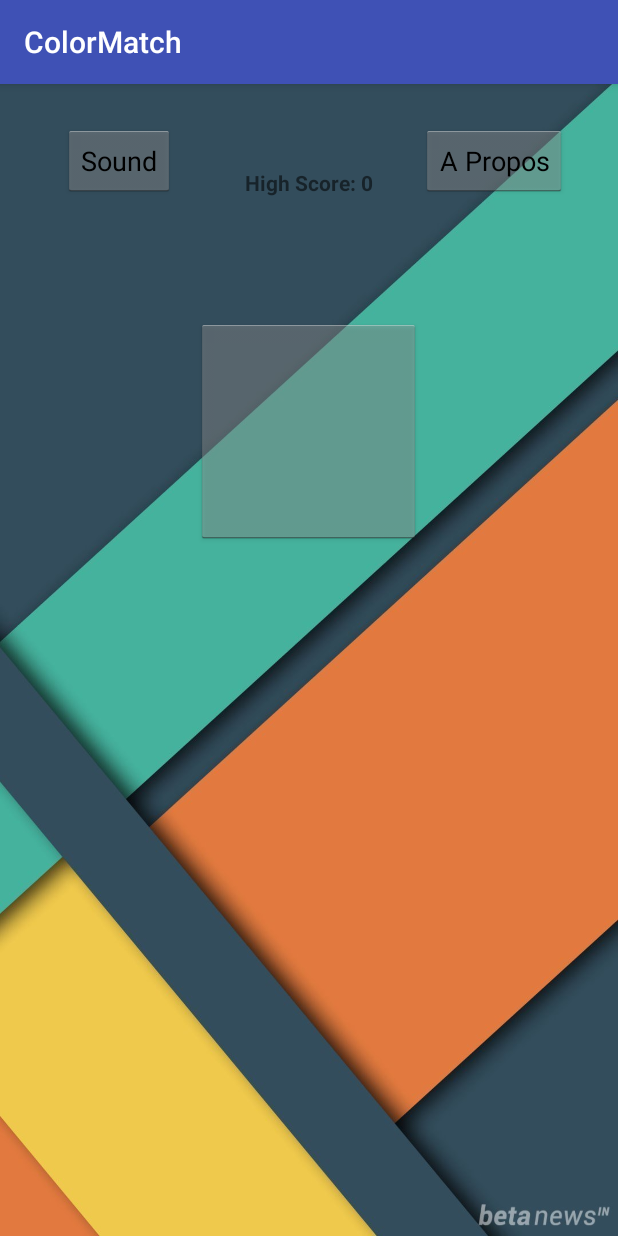
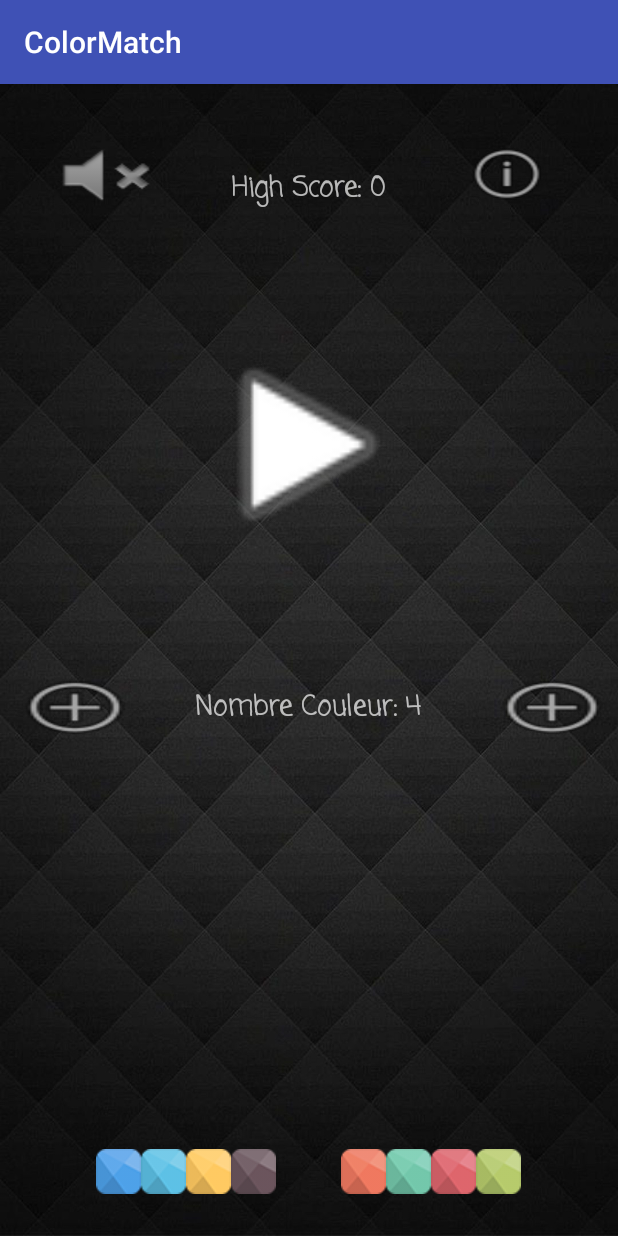
Before and after one commit to Juniior77/ColorMatch, an Android app: the screen it shows after launch (MainActivity), on a phone screen of 412 x 824 dp. Run offline under Robolectric (Android 15) with nearby library versions, the phone set to English and light mode, and no system bars.

Commit message:
Amélioration
Design en cours, possibilité de choisir le nombre de couleur au
lancement de la partie

```diff
--- a/app/src/main/java/pariseight/colormatch/ColorMatchActivity.java
+++ b/app/src/main/java/pariseight/colormatch/ColorMatchActivity.java
@@ -13,6 +13,7 @@ public class ColorMatchActivity extends Activity {
 
     public boolean sound = true;
     public boolean oldGame = false;
+    public int nbCouleur = 4;
     Button ButtonTest;
 
     private ColorMatchView mColorMatchView;
@@ -23,12 +24,13 @@ public class ColorMatchActivity extends Activity {
         super.onCreate(savedInstanceState);
         setContentView(R.layout.color_match);
         sound = getIntent().getExtras().getBoolean(String.valueOf(R.string.ACTIVE_SOUND));
+        nbCouleur = getIntent().getExtras().getInt(String.valueOf(R.string.NB_COULEUR));
         oldGame = getIntent().getExtras().getBoolean(String.valueOf(R.string.ACTIVE_OLD_GAME));
 
 
         mColorMatchView = (ColorMatchView)findViewById(R.id.ColorMarchView);
         mColorMatchView.setVisibility(View.VISIBLE);
-        mColorMatchView.init(sound, oldGame);
+        mColorMatchView.init(sound, oldGame, nbCouleur);
 
 
         ButtonTest = (Button)findViewById(R.id.buttonTest);
--- a/app/src/main/java/pariseight/colormatch/ColorMatchView.java
+++ b/app/src/main/java/pariseight/colormatch/ColorMatchView.java
@@ -82,6 +82,7 @@ public class ColorMatchView extends SurfaceView implements SurfaceHolder.Callbac
     private int score = 0;
     public long tempsRestant = 30000;
     public boolean repereOldGame;          //Boolean pour reperer si on doit charger une carte sauvegarder ou une nouvelle
+    public int nombreDeCouleur;
 
     //Declaration du mediaPlayer pour gérer les son du jeux
     private MediaPlayer mMediaPlayer = new MediaPlayer();
@@ -200,22 +201,22 @@ public class ColorMatchView extends SurfaceView implements SurfaceHolder.Callbac
     }
 
     //Generation du nombre des couleurs
-    private void loadRandCol() {
-        int nbCouleur = 8, nbColMin = 10, nbColMax = 120;
+    private void loadRandCol(int leNbCouleur) {
+        int nbCouleur = leNbCouleur, nbColMin = 10, nbColMax = 120;
         Random rand = new Random();
 
-        tabCol.add(0, 136);//20);
+        tabCol.add(0, 20);
         //Log.i("-> FCT <-", "tabCol0: NbCol: " + tabCol.get(0));
-        for (int i = 1; i < 8; i++) {
-        //    int colRand = nbColMin + rand.nextInt(20 - nbColMin);
-        //    if ((colRand % 2) != 0) {
-        //        colRand += 1;
-        //    }
-            tabCol.add(i, 0);//colRand);
-        //    nbColMax -= colRand;
+        for (int i = 1; i < nbCouleur; i++) {
+            int colRand = nbColMin + rand.nextInt(20 - nbColMin);
+            if ((colRand % 2) != 0) {
+                colRand += 1;
+            }
+            tabCol.add(i, colRand);
+            nbColMax -= colRand;
             //Log.i("-> FCT <-", "tabCol[i]: " + i + " nbColMax: " + tabCol.get(i));
         }
-        tabCol.add(8, 4);//nbColMax);
+        tabCol.add(nbCouleur, nbColMax);
         //Log.i("-> FCT <-", "tabCol8: nbColMax: " + tabCol.get(8));
         loadCarte();
     }
@@ -239,14 +240,16 @@ public class ColorMatchView extends SurfaceView implements SurfaceHolder.Callbac
         }
     }
 
-    public void init(boolean soundAct, boolean oldGame)
+    public void init(boolean soundAct, boolean oldGame, int nbCouleur)
     {
         sound = soundAct;
         repereOldGame = oldGame;
+        nombreDeCouleur = nbCouleur;
+
     }
 
     // initialisation du jeu
-    public void startGame(boolean soundAct, boolean oldGame) {
+    public void startGame() {
 
         paint = new Paint();
         paint.setColor(0xff0000);
@@ -264,7 +267,7 @@ public class ColorMatchView extends SurfaceView implements SurfaceHolder.Callbac
         }
         else
         {
-            loadRandCol();
+            loadRandCol(nombreDeCouleur);
         }
         carteTopAnchor = (getHeight() - carteHeight * carteTileSize) / 2;
         carteLeftAnchor = (getWidth() - carteWidth * carteTileSize) / 2;
@@ -410,7 +413,7 @@ public class ColorMatchView extends SurfaceView implements SurfaceHolder.Callbac
     // callback sur le cycle de vie de la surfaceview
     public void surfaceChanged(SurfaceHolder holder, int format, int width, int height) {
         Log.i("-> FCT <-", "surfaceChanged " + width + " - " + height);
-        startGame(sound,repereOldGame);
+        startGame();
     }
 
     public void surfaceCreated(SurfaceHolder arg0) {
@@ -627,7 +630,7 @@ public class ColorMatchView extends SurfaceView implements SurfaceHolder.Callbac
         //Test si "Gagner" est afficher pour initaliser une nouvel carte
         if(newmap == true)
         {
-            startGame(sound,repereOldGame);
+            startGame();
             newmap = false;
         }
 
--- a/app/src/main/java/pariseight/colormatch/MainActivity.java
+++ b/app/src/main/java/pariseight/colormatch/MainActivity.java
@@ -17,11 +17,14 @@ public class MainActivity extends AppCompatActivity {
     Button ButtonSound;
     Button ButtonAPropos;
     Button ButtonReprendre;
+    Button ButtonAddCol;
+    Button ButtonRemCol;
     TextView TextHighScore;
+    TextView TextNbColor;
 
     public boolean sound = true;
     public boolean BoolOldGame = false;
-    public int nbCouleur = 8;
+    public int nbCouleur = 4;
     private int HighScore = 0;
     private SharedPreferences mPref;
 
@@ -35,9 +38,15 @@ public class MainActivity extends AppCompatActivity {
         ButtonSound = (Button)findViewById(R.id.bSound);
         ButtonAPropos = (Button)findViewById(R.id.bAPropos);
         ButtonReprendre = (Button)findViewById(R.id.bReprendre) ;
+        ButtonAddCol = (Button)findViewById(R.id.buttonAdd);
+        ButtonRemCol = (Button)findViewById(R.id.buttonRem);
         TextHighScore = (TextView)findViewById(R.id.textView6);
+        TextNbColor = (TextView)findViewById(R.id.textViewColor);
         ButtonReprendre.setVisibility(View.INVISIBLE);
+
         mPref = getBaseContext().getSharedPreferences(String.valueOf(R.string.MY_PREF), MODE_PRIVATE);
+
+        TextNbColor.setText("Nombre Couleur: " + nbCouleur);
 
         if(mPref.contains(String.valueOf(R.string.HIGH_SCORE)))
         {
@@ -53,11 +62,34 @@ public class MainActivity extends AppCompatActivity {
 
         Log.i("-> FCT <-", "tmpScore: " + BoolOldGame + "HighScore: " + HighScore);
 
+        ButtonAddCol.setOnClickListener(new View.OnClickListener(){
+            @Override
+            public void onClick(View view){
+                if(nbCouleur<8)
+                {
+                    nbCouleur++;
+                    TextNbColor.setText("Nombre Couleur: " + nbCouleur);
+                }
+            }
+        });
+
+        ButtonRemCol.setOnClickListener(new View.OnClickListener(){
+            @Override
+            public void onClick(View view){
+                if(nbCouleur>1)
+                {
+                    nbCouleur--;
+                    TextNbColor.setText("Nombre Couleur: " + nbCouleur);
+                }
+            }
+        });
+
         ButtonPlay.setOnClickListener(new View.OnClickListener() {
             @Override
             public void onClick(View view) {
                 Intent intent = new Intent(MainActivity.this, ColorMatchActivity.class);
                 intent.putExtra(String.valueOf(R.string.ACTIVE_SOUND), sound);
+                intent.putExtra(String.valueOf(R.string.NB_COULEUR), nbCouleur);
                 startActivity(intent);
 
             }
--- a/app/src/main/res/layout/main.xml
+++ b/app/src/main/res/layout/main.xml
@@ -16,10 +16,16 @@
             android:layout_width="wrap_content"
             android:layout_height="wrap_content"
             android:id="@+id/textView6"
-            android:textStyle="bold"
         android:layout_alignParentTop="true"
         android:layout_centerHorizontal="true"
-        android:layout_marginTop="56dp" />
+        android:layout_marginTop="56dp"
+        android:textAppearance="@style/TextAppearance.AppCompat.Medium.Inverse"
+        android:fontFamily="casual"
+        android:typeface="normal"
+        android:textSize="18sp"
+        android:textStyle="normal|bold"
+        android:textAlignment="center"
+        tools:ignore="HardcodedText" />
 
     <Button
         android:id="@+id/bPlay"
@@ -28,35 +34,150 @@
         android:layout_height="150dp"
         android:layout_below="@+id/textView6"
         android:layout_centerHorizontal="true"
-        android:layout_marginTop="81dp" />
+        android:layout_marginTop="81dp"
+        android:background="@android:drawable/ic_media_play"
+        android:elevation="10dp"
+        tools:ignore="UnusedAttribute" />
 
     <Button
-        android:text="@string/SOUND"
-        android:id="@+id/bSound"
-        style="@android:style/Widget.Holo.Light.Button.Inset"
-        android:layout_width="wrap_content"
-        android:layout_height="wrap_content"
-        android:layout_alignBottom="@+id/textView6"
-        android:layout_toStartOf="@+id/bPlay"
-        android:layout_marginEnd="14dp" />
-
-    <Button
-        android:text="@string/A_PROPOS"
-        android:id="@+id/bAPropos"
-        style="@android:style/Widget.Holo.Light.Button.Inset"
-        android:layout_width="wrap_content"
-        android:layout_height="wrap_content"
-        android:layout_alignBottom="@+id/textView6"
-        android:layout_toEndOf="@+id/bPlay" />
-
-    <Button
-        android:text="@string/REPRENDRE_JEUX"
         android:layout_width="wrap_content"
         android:layout_height="wrap_content"
         android:id="@+id/bReprendre"
         android:layout_marginTop="16dp"
         android:layout_below="@+id/bPlay"
+        android:layout_centerHorizontal="true"
+        android:background="@android:drawable/ic_menu_revert" />
+
+    <Button
+        android:id="@+id/bSound"
+        style="@android:style/Widget.Holo.Light.Button.Inset"
+        android:layout_height="wrap_content"
+        android:layout_marginEnd="26dp"
+        android:background="@android:drawable/ic_lock_silent_mode"
+        android:layout_alignBottom="@+id/textView6"
+        android:layout_toStartOf="@+id/bPlay"
+        android:layout_width="wrap_content"
+        tools:ignore="RelativeOverlap" />
+
+    <Button
+        android:id="@+id/bAPropos"
+        style="@android:style/Widget.Holo.Light.Button.Inset"
+        android:background="@android:drawable/ic_menu_info_details"
+        android:elevation="0dp"
+        android:layout_width="wrap_content"
+        android:layout_height="wrap_content"
+        android:layout_marginStart="25dp"
+        android:layout_alignBottom="@+id/textView6"
+        android:layout_toEndOf="@+id/bPlay"
+        tools:ignore="UnusedAttribute" />
+
+    <ImageView
+        android:layout_width="wrap_content"
+        android:layout_height="wrap_content"
+        app:srcCompat="@drawable/orange"
+        android:id="@+id/imageView5"
+        android:layout_alignTop="@+id/imageView4"
+        android:layout_alignEnd="@+id/textView6"
+        tools:ignore="ContentDescription" />
+
+    <ImageView
+        android:layout_width="wrap_content"
+        android:layout_height="wrap_content"
+        app:srcCompat="@drawable/jaune"
+        android:id="@+id/imageView3"
+        android:layout_alignTop="@+id/imageView2"
+        android:layout_toStartOf="@+id/imageView4"
+        tools:ignore="ContentDescription" />
+
+    <ImageView
+        android:layout_width="wrap_content"
+        android:layout_height="wrap_content"
+        app:srcCompat="@drawable/ciel"
+        android:id="@+id/imageView2"
+        android:layout_alignTop="@+id/imageView"
+        android:layout_toStartOf="@+id/imageView3"
+        tools:ignore="ContentDescription" />
+
+    <ImageView
+        android:layout_width="wrap_content"
+        android:layout_height="wrap_content"
+        app:srcCompat="@drawable/bleu"
+        android:id="@+id/imageView"
+        android:layout_alignParentBottom="true"
+        android:layout_toStartOf="@+id/imageView2"
+        android:layout_marginBottom="28dp"
+        tools:ignore="ContentDescription" />
+
+    <ImageView
+        android:layout_width="wrap_content"
+        android:layout_height="wrap_content"
+        app:srcCompat="@drawable/rose"
+        android:id="@+id/imageView6"
+        android:adjustViewBounds="false"
+        android:cropToPadding="false"
+        android:layout_alignTop="@+id/imageView7"
+        android:layout_toEndOf="@+id/imageView7"
+        tools:ignore="ContentDescription" />
+
+    <ImageView
+        android:layout_width="wrap_content"
+        android:layout_height="wrap_content"
+        app:srcCompat="@drawable/vertclaire"
+        android:id="@+id/imageView8"
+        android:layout_alignTop="@+id/imageView6"
+        android:layout_toEndOf="@+id/imageView6"
+        tools:ignore="ContentDescription" />
+
+    <ImageView
+        android:layout_width="wrap_content"
+        android:layout_height="wrap_content"
+        app:srcCompat="@drawable/marron"
+        android:id="@+id/imageView4"
+        android:layout_alignTop="@+id/imageView3"
+        android:layout_alignStart="@+id/textView6"
+        tools:ignore="ContentDescription" />
+
+    <ImageView
+        android:layout_width="wrap_content"
+        android:layout_height="wrap_content"
+        app:srcCompat="@drawable/turquoise"
+        android:id="@+id/imageView7"
+        android:layout_alignTop="@+id/imageView5"
+        android:layout_toEndOf="@+id/imageView5"
+        tools:ignore="ContentDescription" />
+
+    <Button
+        android:layout_width="wrap_content"
+        android:layout_height="wrap_content"
+        android:id="@+id/buttonRem"
+        android:background="@android:drawable/ic_menu_add"
+        android:layout_below="@+id/bReprendre"
+        android:layout_toStartOf="@+id/imageView2"
+        android:layout_marginTop="12dp" />
+
+    <Button
+        android:layout_width="wrap_content"
+        android:layout_height="wrap_content"
+        android:id="@+id/buttonAdd"
+        android:background="@android:drawable/ic_menu_add"
+        android:layout_alignBaseline="@+id/buttonRem"
+        android:layout_alignBottom="@+id/buttonRem"
+        android:layout_alignParentEnd="true" />
+
+    <TextView
+        android:text="TextView"
+        android:layout_width="wrap_content"
+        android:layout_height="wrap_content"
+        android:id="@+id/textViewColor"
+        android:textAppearance="@style/TextAppearance.AppCompat.Medium.Inverse"
+        android:fontFamily="casual"
+        android:typeface="normal"
+        android:textSize="18sp"
+        android:textStyle="normal|bold"
+        android:textAlignment="center"
+        tools:ignore="HardcodedText"
+        android:layout_alignBaseline="@+id/buttonRem"
+        android:layout_alignBottom="@+id/buttonRem"
         android:layout_centerHorizontal="true" />
 
-
 </RelativeLayout>
--- a/app/src/main/res/values/strings.xml
+++ b/app/src/main/res/values/strings.xml
@@ -13,5 +13,6 @@
     <string name="REPRENDRE_JEUX">Reprendre</string>
     <string name="ACTIVE_SOUND">ACTIVE_SOUND</string>
     <string name="ACTIVE_OLD_GAME">ACTIVE_OLD_GAME</string>
+    <string name="NB_COULEUR">NB_COULEUR</string>
 
 </resources>
```
Also changed, not shown: app/src/main/res/drawable/background.jpg, app/src/main/res/drawable/gameover.png.
